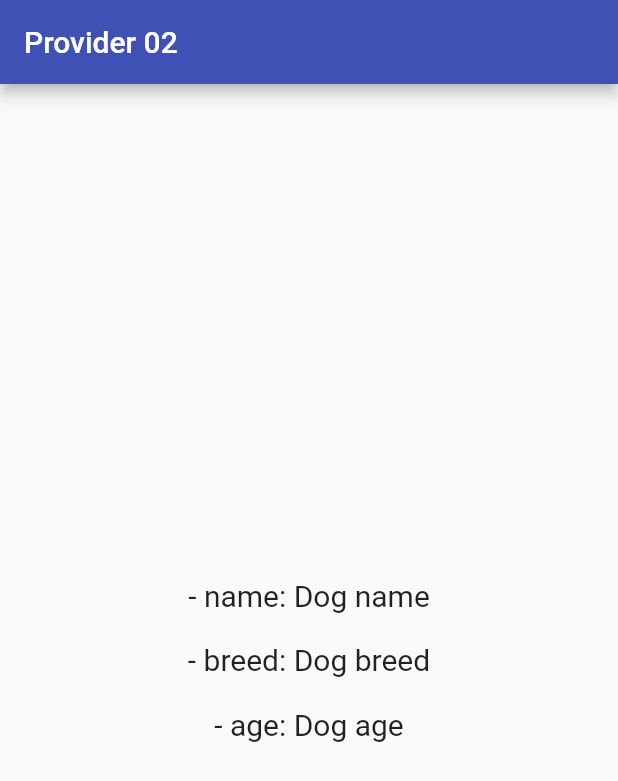
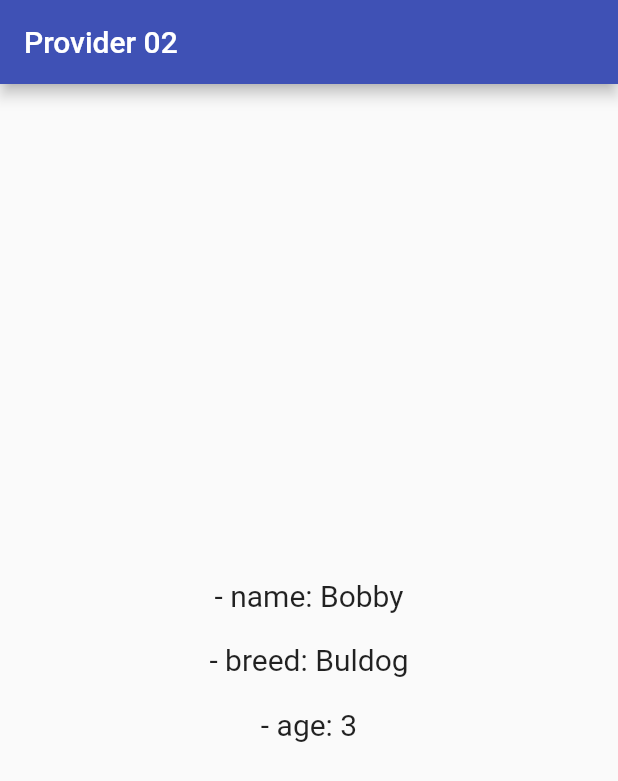
Before and after one commit to Kumail-Raza-Bangash/provider-overview-02, a Flutter app: the screen it shows after launch, on a phone screen of 412 x 824 dp. Shown: the top 781 px of the screen. Run offline on Flutter 3.47's test engine with Material 2 defaults, Android fonts, the phone set to English and light mode, and no system bars.

Commit message:
Using Dog Class

```diff
--- a/lib/main.dart
+++ b/lib/main.dart
@@ -1,4 +1,6 @@
 import 'package:flutter/material.dart';
+import 'package:provider/provider.dart';
+import 'package:provider_overview_02/models/dog.dart';
 
 void main() {
   runApp(const MyApp());
@@ -10,13 +12,16 @@ class MyApp extends StatelessWidget {
   // This widget is the root of your application.
   @override
   Widget build(BuildContext context) {
-    return MaterialApp(
-      debugShowCheckedModeBanner: false,
-      title: 'Provider Overview 02',
-      theme: ThemeData(
-        primarySwatch: Colors.indigo,
+    return Provider<Dog>(
+      create: (context) => Dog(name: 'Bobby', breed: 'Buldog', age: 3,),
+      child: MaterialApp(
+        debugShowCheckedModeBanner: false,
+        title: 'Provider Overview 02',
+        theme: ThemeData(
+          primarySwatch: Colors.indigo,
+        ),
+        home: const HomePage(),
       ),
-      home: const HomePage(),
     );
   }
 }
@@ -35,13 +40,13 @@ class _HomePageState extends State<HomePage> {
       appBar: AppBar(
         title: const Text('Provider 02'),
       ),
-      body: const Center(
+      body:  Center(
         child: Column(
           mainAxisAlignment: MainAxisAlignment.center,
           mainAxisSize: MainAxisSize.min,
           children: [
-             Text('- name: Dog name', style: TextStyle(fontSize: 20.0,),),
-             SizedBox( height: 20.0,),
+             Text('- name: ${Provider.of<Dog>(context).name}', style: TextStyle(fontSize: 20.0,),),
+             const SizedBox( height: 20.0,),
              BreedAndAge(),
           ],
         ),
@@ -65,7 +70,7 @@ class _BreedAndAgeState extends State<BreedAndAge> {
           mainAxisAlignment: MainAxisAlignment.center,
           mainAxisSize: MainAxisSize.min,
           children: [
-             const Text('- breed: Dog breed', style: TextStyle(fontSize: 20.0,),),
+              Text('- breed: ${Provider.of<Dog>(context).breed}', style: TextStyle(fontSize: 20.0,),),
              const SizedBox( height: 20.0,),
              Age(),
           ],
@@ -84,11 +89,11 @@ class _AgeState extends State<Age> {
   @override
   Widget build(BuildContext context) {
     return Container(
-      child: const Column(
+      child: Column(
           mainAxisAlignment: MainAxisAlignment.center,
           mainAxisSize: MainAxisSize.min,
           children: [
-             Text('- age: Dog age', style: TextStyle(fontSize: 20.0,),),
+             Text('- age: ${Provider.of<Dog>(context).age}', style: const TextStyle(fontSize: 20.0,),),
           ],
         ),
     );
```
